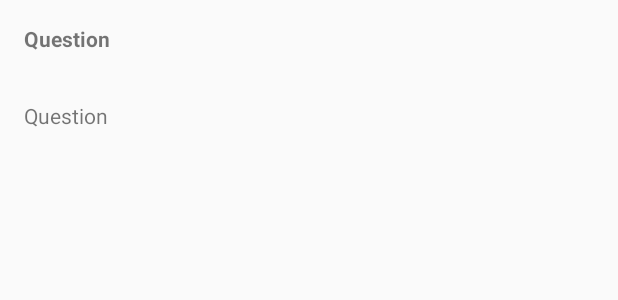
After one commit to KartikeyaSingh03/Kriti_App, an Android app: the layout courses_item.xml on its own in the app's theme, with its tools: preview values and no code run, on a phone screen of 412 x 824 dp. The commit adds this screen. Shown: the top 300 px of the screen. Run offline under Robolectric (Android 15) with nearby library versions, the phone set to English and light mode, and no system bars.

Commit message:
Recycler view added for ist of courses

```diff
--- /dev/null
+++ b/app/src/main/res/layout/activity_course_page.xml
@@ -0,0 +1,6 @@
+<?xml version="1.0" encoding="utf-8"?>
+<LinearLayout xmlns:android="http://schemas.android.com/apk/res/android"
+    android:orientation="vertical" android:layout_width="match_parent"
+    android:layout_height="match_parent">
+
+</LinearLayout>
--- /dev/null
+++ b/app/src/main/res/layout/courses_item.xml
@@ -0,0 +1,24 @@
+<?xml version="1.0" encoding="utf-8"?>
+<LinearLayout xmlns:android="http://schemas.android.com/apk/res/android"
+    android:orientation="vertical" android:layout_width="match_parent"
+    android:layout_height="match_parent">
+
+    <TextView
+        android:layout_width="match_parent"
+        android:layout_height="wrap_content"
+        android:layout_margin="16dp"
+        xmlns:tools="http://schemas.android.com/tools"
+        tools:text="Question"
+        android:id="@+id/headingTextView"
+        android:textStyle="bold"
+        />
+    <TextView
+        android:layout_width="match_parent"
+        android:layout_height="wrap_content"
+        android:layout_margin="16dp"
+        xmlns:tools="http://schemas.android.com/tools"
+        tools:text="Question"
+        android:id="@+id/descriptionTextView"
+        />
+
+</LinearLayout>
```
Also changed, not shown: app/src/main/java/com/example/kriti/CoursePageActivity.java (added, +22 -0 lines), app/src/main/java/com/example/kriti/Item.java (added, +27 -0 lines), app/src/main/java/com/example/kriti/ItemAdapter.java (added, +39 -0 lines), app/src/main/java/com/example/kriti/SignInActivity.java (+0 -10 lines).
